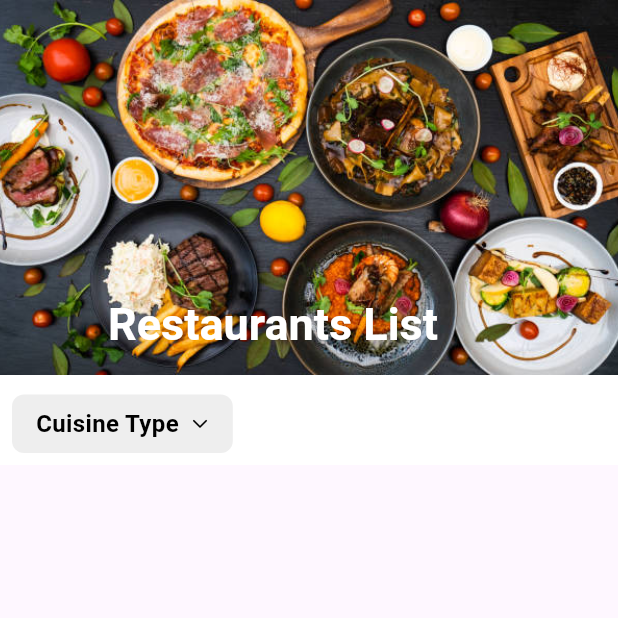
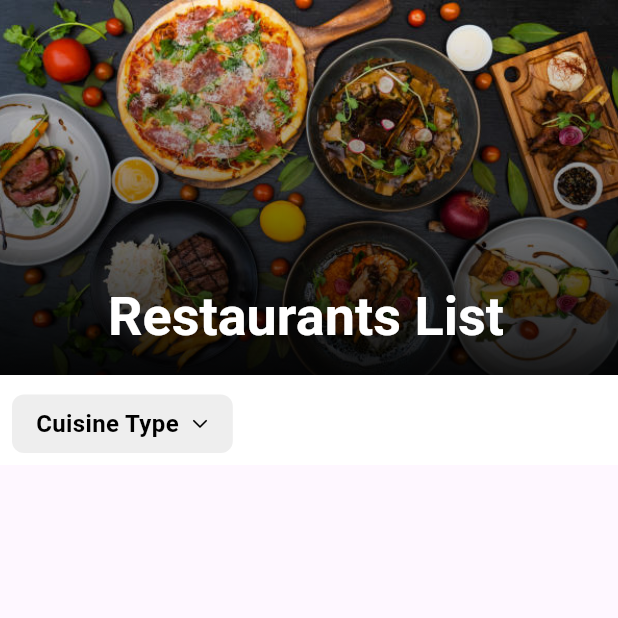
Before and after one commit to R3-da/restaurants_filter, a Flutter app: the screen it shows after launch, on a phone screen of 412 x 824 dp, the top half of it. Run offline on Flutter 3.47's test engine with Material 3 defaults, Android fonts, the phone set to English and light mode, and no system bars; network calls fail.

Commit message:
frontend: - fix sliver image dark gradient and title

```diff
--- a/frontend/lib/src/restaurants_list_feature/restaurants_list_view.dart
+++ b/frontend/lib/src/restaurants_list_feature/restaurants_list_view.dart
@@ -32,7 +32,7 @@ class RestaurantsListView extends StatelessWidget {
             title: Text(
               'Restaurants List', // This will become the title in the sticky bar
               style: TextStyle(
-                fontSize: 20,
+                fontSize: 24,
                 fontWeight: FontWeight.bold,
                 color: Colors.white,
               ),
@@ -43,6 +43,20 @@ class RestaurantsListView extends StatelessWidget {
                 Image.asset(
                   'assets/images/sliver_food_image.jpg',
                   fit: BoxFit.cover,
+                ),
+                // Gradient overlay from dark at the bottom to transparent at the top
+                Container(
+                  decoration: BoxDecoration(
+                    gradient: LinearGradient(
+                      begin: Alignment
+                          .bottomCenter, // Start gradient at the bottom
+                      end: Alignment.topCenter, // End gradient at the top
+                      colors: [
+                        Colors.black.withOpacity(0.9), // Dark at the bottom
+                        Colors.black.withOpacity(0), // Transparent at the top
+                      ],
+                    ),
+                  ),
                 ),
               ],
             ),
```
